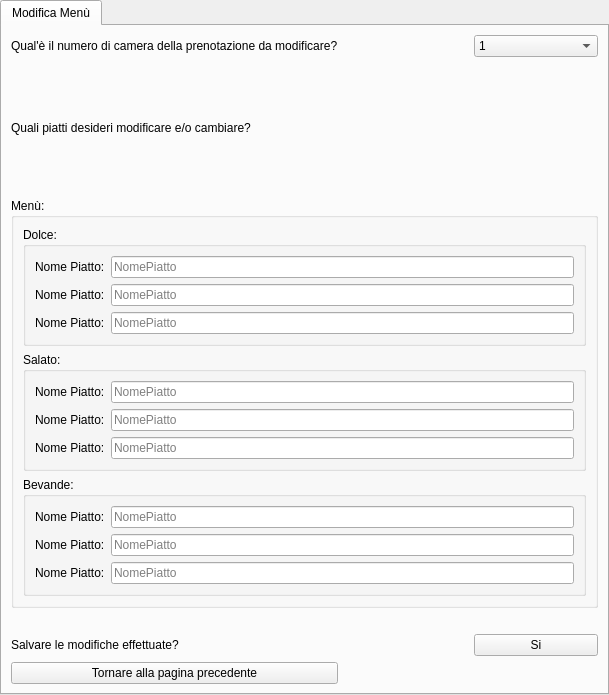
mdoraz/Hotel, file ui/Cameriere/GestisciCucina/ModificaPrenotazioneColazioneInCamera.ui: the form before one commit.
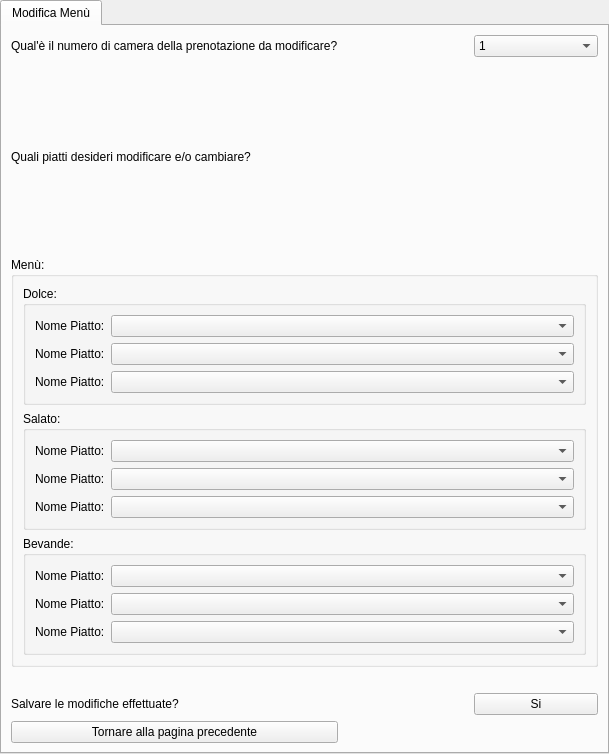
The form after the commit.

The edit to the form file:
```diff
--- a/ui/Cameriere/GestisciCucina/ModificaPrenotazioneColazioneInCamera.ui
+++ b/ui/Cameriere/GestisciCucina/ModificaPrenotazioneColazioneInCamera.ui
@@ -7,7 +7,7 @@
     <x>0</x>
     <y>0</y>
     <width>609</width>
-    <height>695</height>
+    <height>754</height>
    </rect>
   </property>
   <property name="windowTitle">
@@ -37,20 +37,6 @@
           <string>Dolce:</string>
          </property>
          <layout class="QGridLayout" name="gridLayout_2">
-          <item row="3" column="0">
-           <widget class="QLabel" name="labelNomePiatto_3">
-            <property name="text">
-             <string>Nome Piatto:</string>
-            </property>
-           </widget>
-          </item>
-          <item row="2" column="0">
-           <widget class="QLabel" name="labelNomePiatto_2">
-            <property name="text">
-             <string>Nome Piatto:</string>
-            </property>
-           </widget>
-          </item>
           <item row="0" column="0">
            <widget class="QLabel" name="labelNomePiatto">
             <property name="text">
@@ -59,23 +45,52 @@
            </widget>
           </item>
           <item row="0" column="1">
-           <widget class="QLineEdit" name="lineeditNomePiatto">
-            <property name="placeholderText">
-             <string>NomePiatto</string>
+           <widget class="QComboBox" name="comboBox">
+            <property name="sizePolicy">
+             <sizepolicy hsizetype="Expanding" vsizetype="Fixed">
+              <horstretch>0</horstretch>
+              <verstretch>0</verstretch>
+             </sizepolicy>
+            </property>
+           </widget>
+          </item>
+          <item row="1" column="0">
+           <widget class="QLabel" name="labelNomePiatto_2">
+            <property name="text">
+             <string>Nome Piatto:</string>
+            </property>
+           </widget>
+          </item>
+          <item row="1" column="1">
+           <widget class="QComboBox" name="comboBox_2">
+            <property name="sizePolicy">
+             <sizepolicy hsizetype="Expanding" vsizetype="Fixed">
+              <horstretch>0</horstretch>
+              <verstretch>0</verstretch>
+             </sizepolicy>
+            </property>
+           </widget>
+          </item>
+          <item row="2" column="0">
+           <widget class="QLabel" name="labelNomePiatto_3">
+            <property name="sizePolicy">
+             <sizepolicy hsizetype="Maximum" vsizetype="Preferred">
+              <horstretch>0</horstretch>
+              <verstretch>0</verstretch>
+             </sizepolicy>
+            </property>
+            <property name="text">
+             <string>Nome Piatto:</string>
             </property>
            </widget>
           </item>
           <item row="2" column="1">
-           <widget class="QLineEdit" name="lineeditNomePiatto_2">
-            <property name="placeholderText">
-             <string>NomePiatto</string>
-            </property>
-           </widget>
-          </item>
-          <item row="3" column="1">
-           <widget class="QLineEdit" name="lineeditNomePiatto_3">
-            <property name="placeholderText">
-             <string>NomePiatto</string>
+           <widget class="QComboBox" name="comboBox_3">
+            <property name="sizePolicy">
+             <sizepolicy hsizetype="Expanding" vsizetype="Fixed">
+              <horstretch>0</horstretch>
+              <verstretch>0</verstretch>
+             </sizepolicy>
             </property>
            </widget>
           </item>
@@ -88,20 +103,6 @@
           <string>Salato:</string>
          </property>
          <layout class="QGridLayout" name="gridLayout_3">
-          <item row="1" column="1">
-           <widget class="QLineEdit" name="lineeditNomePiatto_5">
-            <property name="placeholderText">
-             <string>NomePiatto</string>
-            </property>
-           </widget>
-          </item>
-          <item row="0" column="1">
-           <widget class="QLineEdit" name="lineeditNomePiatto_4">
-            <property name="placeholderText">
-             <string>NomePiatto</string>
-            </property>
-           </widget>
-          </item>
           <item row="1" column="0">
            <widget class="QLabel" name="labelNomePiatto_5">
             <property name="text">
@@ -109,13 +110,6 @@
             </property>
            </widget>
           </item>
-          <item row="2" column="0">
-           <widget class="QLabel" name="labelNomePiatto_6">
-            <property name="text">
-             <string>Nome Piatto:</string>
-            </property>
-           </widget>
-          </item>
           <item row="0" column="0">
            <widget class="QLabel" name="labelNomePiatto_4">
             <property name="text">
@@ -123,10 +117,46 @@
             </property>
            </widget>
           </item>
+          <item row="1" column="1">
+           <widget class="QComboBox" name="comboBox_5">
+            <property name="sizePolicy">
+             <sizepolicy hsizetype="Expanding" vsizetype="Fixed">
+              <horstretch>0</horstretch>
+              <verstretch>0</verstretch>
+             </sizepolicy>
+            </property>
+           </widget>
+          </item>
+          <item row="0" column="1">
+           <widget class="QComboBox" name="comboBox_4">
+            <property name="sizePolicy">
+             <sizepolicy hsizetype="Expanding" vsizetype="Fixed">
+              <horstretch>0</horstretch>
+              <verstretch>0</verstretch>
+             </sizepolicy>
+            </property>
+           </widget>
+          </item>
           <item row="2" column="1">
-           <widget class="QLineEdit" name="lineeditNomePiatto_6">
-            <property name="placeholderText">
-             <string>NomePiatto</string>
+           <widget class="QComboBox" name="comboBox_6">
+            <property name="sizePolicy">
+             <sizepolicy hsizetype="Expanding" vsizetype="Fixed">
+              <horstretch>0</horstretch>
+              <verstretch>0</verstretch>
+             </sizepolicy>
+            </property>
+           </widget>
+          </item>
+          <item row="2" column="0">
+           <widget class="QLabel" name="labelNomePiatto_6">
+            <property name="sizePolicy">
+             <sizepolicy hsizetype="Maximum" vsizetype="Preferred">
+              <horstretch>0</horstretch>
+              <verstretch>0</verstretch>
+             </sizepolicy>
+            </property>
+            <property name="text">
+             <string>Nome Piatto:</string>
             </property>
            </widget>
           </item>
@@ -141,6 +171,12 @@
          <layout class="QGridLayout" name="gridLayout_4">
           <item row="3" column="0">
            <widget class="QLabel" name="labelNomePiatto_9">
+            <property name="sizePolicy">
+             <sizepolicy hsizetype="Maximum" vsizetype="Preferred">
+              <horstretch>0</horstretch>
+              <verstretch>0</verstretch>
+             </sizepolicy>
+            </property>
             <property name="text">
              <string>Nome Piatto:</string>
             </property>
@@ -148,6 +184,12 @@
           </item>
           <item row="1" column="0">
            <widget class="QLabel" name="labelNomePiatto_7">
+            <property name="sizePolicy">
+             <sizepolicy hsizetype="Maximum" vsizetype="Preferred">
+              <horstretch>0</horstretch>
+              <verstretch>0</verstretch>
+             </sizepolicy>
+            </property>
             <property name="text">
              <string>Nome Piatto:</string>
             </property>
@@ -155,29 +197,44 @@
           </item>
           <item row="2" column="0">
            <widget class="QLabel" name="labelNomePiatto_8">
+            <property name="sizePolicy">
+             <sizepolicy hsizetype="Maximum" vsizetype="Preferred">
+              <horstretch>0</horstretch>
+              <verstretch>0</verstretch>
+             </sizepolicy>
+            </property>
             <property name="text">
              <string>Nome Piatto:</string>
             </property>
            </widget>
           </item>
           <item row="1" column="1">
-           <widget class="QLineEdit" name="lineeditNomePiatto_7">
-            <property name="placeholderText">
-             <string>NomePiatto</string>
+           <widget class="QComboBox" name="comboBox_7">
+            <property name="sizePolicy">
+             <sizepolicy hsizetype="Expanding" vsizetype="Fixed">
+              <horstretch>0</horstretch>
+              <verstretch>0</verstretch>
+             </sizepolicy>
             </property>
            </widget>
           </item>
           <item row="2" column="1">
-           <widget class="QLineEdit" name="lineeditNomePiatto_8">
-            <property name="placeholderText">
-             <string>NomePiatto</string>
+           <widget class="QComboBox" name="comboBox_8">
+            <property name="sizePolicy">
+             <sizepolicy hsizetype="Expanding" vsizetype="Fixed">
+              <horstretch>0</horstretch>
+              <verstretch>0</verstretch>
+             </sizepolicy>
             </property>
            </widget>
           </item>
           <item row="3" column="1">
-           <widget class="QLineEdit" name="lineeditNomePiatto_9">
-            <property name="placeholderText">
-             <string>NomePiatto</string>
+           <widget class="QComboBox" name="comboBox_9">
+            <property name="sizePolicy">
+             <sizepolicy hsizetype="Expanding" vsizetype="Fixed">
+              <horstretch>0</horstretch>
+              <verstretch>0</verstretch>
+             </sizepolicy>
             </property>
            </widget>
           </item>
```
